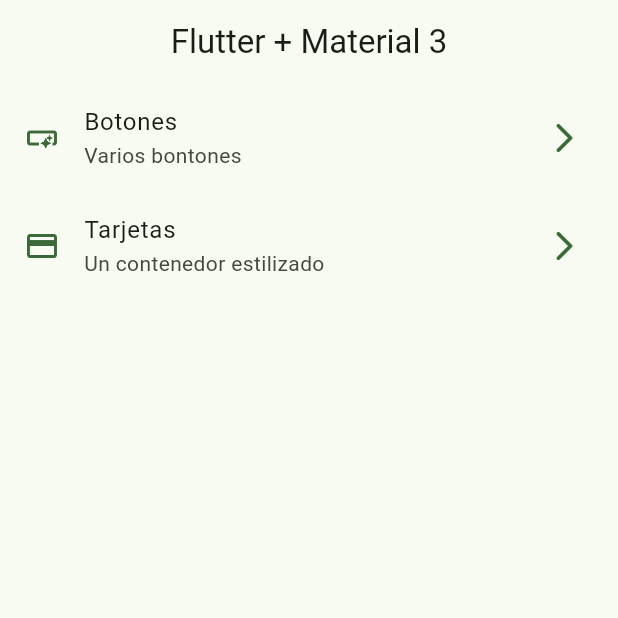
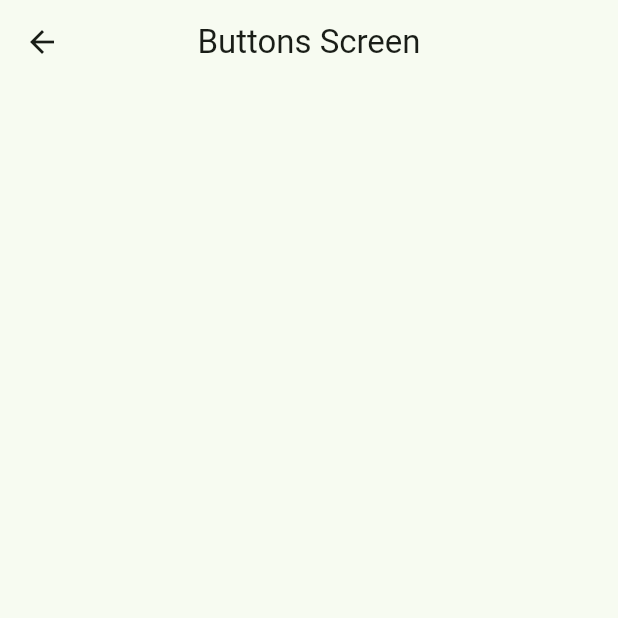
Before and after one commit to mejia907/widgets_app, a Flutter app: the screen it shows after launch, after a tap on "Botones", on a phone screen of 412 x 824 dp, the top half of it. Run offline on Flutter 3.47's test engine with Material 2 defaults, Android fonts, the phone set to English and light mode, and no system bars.

Commit message:
configured basic routes

```diff
--- a/lib/config/menu/menu_items.dart
+++ b/lib/config/menu/menu_items.dart
@@ -18,13 +18,13 @@ const appMenuItems = <MenuItmes>[
   MenuItmes(
     title: 'Botones',
     subtitle: 'Varios bontones',
-    link: '/',
+    link: '/buttons',
     icon: Icons.smart_button_outlined,
   ),
   MenuItmes(
     title: 'Tarjetas',
     subtitle: 'Un contenedor estilizado',
-    link: '/card',
+    link: '/cards',
     icon: Icons.credit_card,
   ),
 ];
--- a/lib/main.dart
+++ b/lib/main.dart
@@ -1,5 +1,7 @@
 import 'package:flutter/material.dart';
 import 'package:widgets_app/config/theme/app_theme.dart';
+import 'package:widgets_app/presentation/screens/buttons/buttons_screen.dart';
+import 'package:widgets_app/presentation/screens/cards/cards_screen.dart';
 import 'package:widgets_app/presentation/screens/home/home_screen.dart';
 
 void main() {
@@ -15,6 +17,10 @@ class MainApp extends StatelessWidget {
       debugShowCheckedModeBanner: false,
       theme: AppTheme(selectedColor: 2).getTheme(),
       home: const HomeScreen(),
+      routes: {
+        '/buttons': (context) => const ButtonsScreen(),
+        '/cards': (context) => const CardsScreen(),
+      },
     );
   }
 }
--- /dev/null
+++ b/lib/presentation/screens/buttons/buttons_screen.dart
@@ -0,0 +1,15 @@
+import 'package:flutter/material.dart';
+
+class ButtonsScreen extends StatelessWidget {
+  const ButtonsScreen({super.key});
+
+  @override
+  Widget build(BuildContext context) {
+    return Scaffold(
+      appBar: AppBar(
+        title: const Text('Buttons Screen'),
+      ),
+      body: const Scaffold(),
+    );
+  }
+}
--- a/lib/presentation/screens/home/home_screen.dart
+++ b/lib/presentation/screens/home/home_screen.dart
@@ -45,7 +45,9 @@ class _CustomListTitle extends StatelessWidget {
       trailing: Icon(Icons.arrow_forward_ios_rounded, color: colors.primary),
       title: Text(menuItem.title),
       subtitle: Text(menuItem.subtitle),
-      onTap: () {},
+      onTap: () {
+        Navigator.of(context).pushNamed(menuItem.link);
+      },
     );
   }
 }
```
Also changed, not shown: lib/presentation/screens/cards/cards_screen.dart (added, +15 -0 lines).
